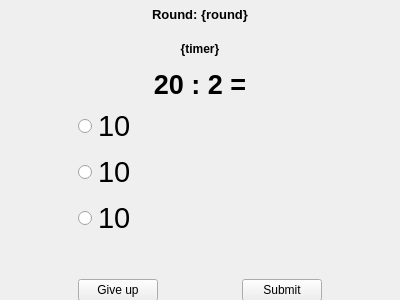
Before: the Qt Designer form Teori/Tubes/GameWindow.ui in adisatr7/19104027_MatkulGUI, drawn with Qt 5.
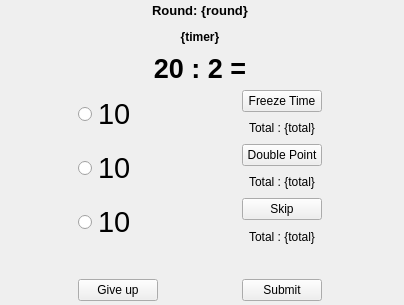
After: the same form once the commit is applied.

```diff
--- a/Teori/Tubes/GameWindow.ui
+++ b/Teori/Tubes/GameWindow.ui
@@ -6,8 +6,8 @@
    <rect>
     <x>0</x>
     <y>0</y>
-    <width>400</width>
-    <height>300</height>
+    <width>404</width>
+    <height>305</height>
    </rect>
   </property>
   <property name="windowTitle">
@@ -23,7 +23,7 @@
     </rect>
    </property>
    <layout class="QGridLayout" name="gridLayout">
-    <item row="8" column="0">
+    <item row="10" column="0">
      <widget class="QPushButton" name="giveup_button">
       <property name="sizePolicy">
        <sizepolicy hsizetype="Fixed" vsizetype="Fixed">
@@ -36,7 +36,27 @@
       </property>
      </widget>
     </item>
-    <item row="8" column="1">
+    <item row="0" column="0" colspan="2">
+     <widget class="QLabel" name="round_label">
+      <property name="font">
+       <font>
+        <pointsize>10</pointsize>
+        <weight>75</weight>
+        <bold>true</bold>
+       </font>
+      </property>
+      <property name="layoutDirection">
+       <enum>Qt::LeftToRight</enum>
+      </property>
+      <property name="text">
+       <string>Round: {round}</string>
+      </property>
+      <property name="alignment">
+       <set>Qt::AlignCenter</set>
+      </property>
+     </widget>
+    </item>
+    <item row="10" column="1">
      <widget class="QPushButton" name="submit_button">
       <property name="sizePolicy">
        <sizepolicy hsizetype="Fixed" vsizetype="Fixed">
@@ -64,54 +84,6 @@
       </property>
      </widget>
     </item>
-    <item row="4" column="0">
-     <widget class="QRadioButton" name="answer_b">
-      <property name="font">
-       <font>
-        <pointsize>22</pointsize>
-       </font>
-      </property>
-      <property name="text">
-       <string>10</string>
-      </property>
-     </widget>
-    </item>
-    <item row="0" column="0" colspan="2">
-     <widget class="QLabel" name="round_label">
-      <property name="font">
-       <font>
-        <pointsize>10</pointsize>
-        <weight>75</weight>
-        <bold>true</bold>
-       </font>
-      </property>
-      <property name="layoutDirection">
-       <enum>Qt::LeftToRight</enum>
-      </property>
-      <property name="text">
-       <string>Round: {round}</string>
-      </property>
-      <property name="alignment">
-       <set>Qt::AlignCenter</set>
-      </property>
-     </widget>
-    </item>
-    <item row="1" column="0" colspan="2">
-     <widget class="QLabel" name="timer_label">
-      <property name="font">
-       <font>
-        <weight>75</weight>
-        <bold>true</bold>
-       </font>
-      </property>
-      <property name="text">
-       <string>{timer}</string>
-      </property>
-      <property name="alignment">
-       <set>Qt::AlignCenter</set>
-      </property>
-     </widget>
-    </item>
     <item row="2" column="0" colspan="2">
      <widget class="QLabel" name="question_label">
       <property name="font">
@@ -129,19 +101,24 @@
       </property>
      </widget>
     </item>
-    <item row="3" column="0">
-     <widget class="QRadioButton" name="answer_a">
-      <property name="font">
-       <font>
-        <pointsize>22</pointsize>
-       </font>
+    <item row="3" column="1">
+     <widget class="QPushButton" name="freezetime_button">
+      <property name="text">
+       <string>Freeze Time</string>
       </property>
+     </widget>
+    </item>
+    <item row="8" column="1">
+     <widget class="QLabel" name="skip_total_label">
       <property name="text">
-       <string>10</string>
+       <string>Total : {total}</string>
       </property>
+      <property name="alignment">
+       <set>Qt::AlignCenter</set>
+      </property>
      </widget>
     </item>
-    <item row="5" column="0">
+    <item row="7" column="0" rowspan="2">
      <widget class="QRadioButton" name="answer_c">
       <property name="font">
        <font>
@@ -153,13 +130,87 @@
       </property>
      </widget>
     </item>
-    <item row="7" column="0" colspan="2">
+    <item row="5" column="1">
+     <widget class="QPushButton" name="doublepoint_button">
+      <property name="text">
+       <string>Double Point</string>
+      </property>
+     </widget>
+    </item>
+    <item row="1" column="0" colspan="2">
+     <widget class="QLabel" name="timer_label">
+      <property name="font">
+       <font>
+        <weight>75</weight>
+        <bold>true</bold>
+       </font>
+      </property>
+      <property name="text">
+       <string>{timer}</string>
+      </property>
+      <property name="alignment">
+       <set>Qt::AlignCenter</set>
+      </property>
+     </widget>
+    </item>
+    <item row="4" column="1">
+     <widget class="QLabel" name="freezetime_total_label">
+      <property name="text">
+       <string>Total : {total}</string>
+      </property>
+      <property name="alignment">
+       <set>Qt::AlignCenter</set>
+      </property>
+     </widget>
+    </item>
+    <item row="7" column="1">
+     <widget class="QPushButton" name="skip_button">
+      <property name="text">
+       <string>Skip</string>
+      </property>
+     </widget>
+    </item>
+    <item row="9" column="0" colspan="2">
      <widget class="QLabel" name="spacer">
       <property name="text">
        <string/>
       </property>
      </widget>
     </item>
+    <item row="5" column="0" rowspan="2">
+     <widget class="QRadioButton" name="answer_b">
+      <property name="font">
+       <font>
+        <pointsize>22</pointsize>
+       </font>
+      </property>
+      <property name="text">
+       <string>10</string>
+      </property>
+     </widget>
+    </item>
+    <item row="3" column="0" rowspan="2">
+     <widget class="QRadioButton" name="answer_a">
+      <property name="font">
+       <font>
+        <pointsize>22</pointsize>
+       </font>
+      </property>
+      <property name="text">
+       <string>10</string>
+      </property>
+     </widget>
+    </item>
+    <item row="6" column="1">
+     <widget class="QLabel" name="doublepoint_total_label">
+      <property name="text">
+       <string>Total : {total}</string>
+      </property>
+      <property name="alignment">
+       <set>Qt::AlignCenter</set>
+      </property>
+     </widget>
+    </item>
    </layout>
   </widget>
  </widget>
```
